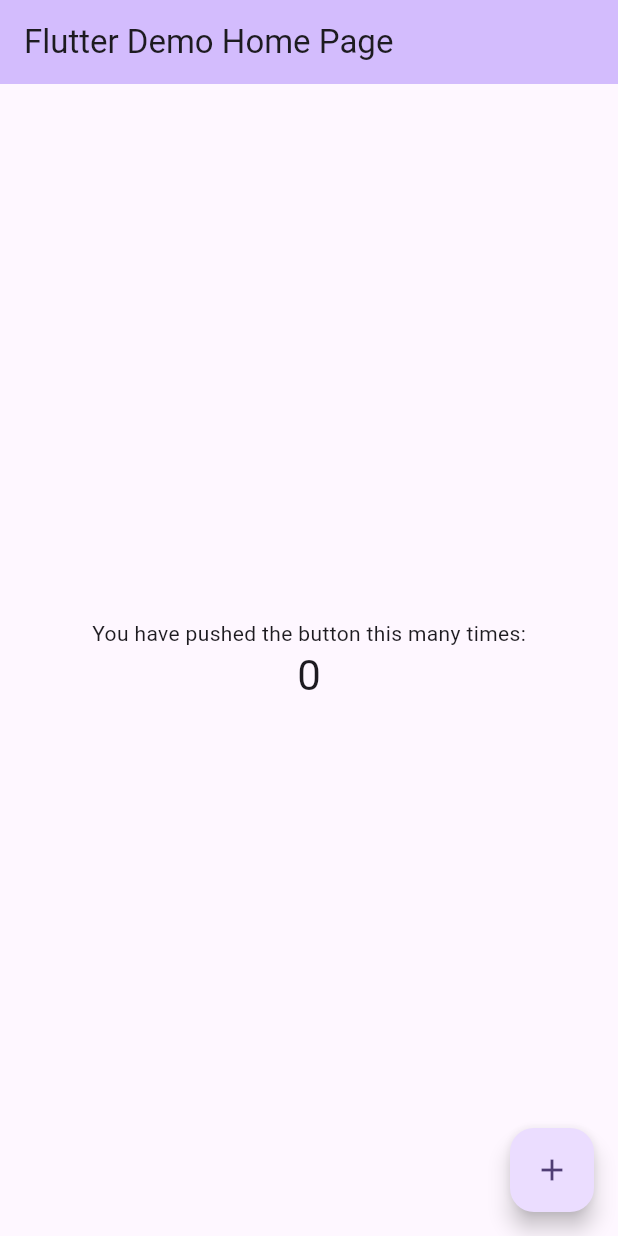
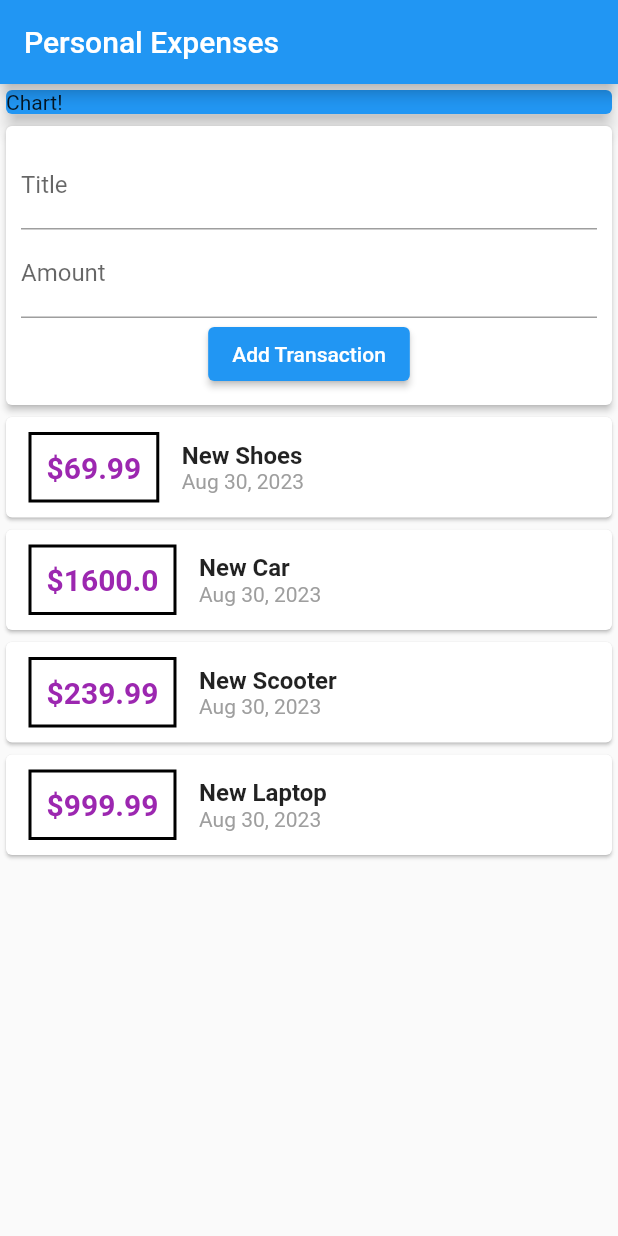
Before and after one commit to Kirill-Streltsov/personal_expenses, a Flutter app: the screen it shows after launch, on a phone screen of 412 x 824 dp. Run offline on Flutter 3.47's test engine with Material 2 defaults, Android fonts, the phone set to English and light mode, and no system bars.

Commit message:
added date formatting, made ui a bit better overall

```diff
--- a/analysis_options.yaml
+++ b/analysis_options.yaml
@@ -10,6 +10,7 @@
 include: package:flutter_lints/flutter.yaml
 
 linter:
+
   # The lint rules applied to this project can be customized in the
   # section below to disable rules from the `package:flutter_lints/flutter.yaml`
   # included above or to enable additional rules. A list of all available lints
--- a/lib/main.dart
+++ b/lib/main.dart
@@ -1,4 +1,8 @@
 import 'package:flutter/material.dart';
+
+import './transaction.dart';
+
+import 'package:intl/intl.dart';
 
 void main() {
   runApp(const MyApp());
@@ -7,119 +11,109 @@ void main() {
 class MyApp extends StatelessWidget {
   const MyApp({super.key});
 
-  // This widget is the root of your application.
   @override
   Widget build(BuildContext context) {
     return MaterialApp(
-      title: 'Flutter Demo',
-      theme: ThemeData(
-        // This is the theme of your application.
-        //
-        // TRY THIS: Try running your application with "flutter run". You'll see
-        // the application has a blue toolbar. Then, without quitting the app,
-        // try changing the seedColor in the colorScheme below to Colors.green
-        // and then invoke "hot reload" (save your changes or press the "hot
-        // reload" button in a Flutter-supported IDE, or press "r" if you used
-        // the command line to start the app).
-        //
-        // Notice that the counter didn't reset back to zero; the application
-        // state is not lost during the reload. To reset the state, use hot
-        // restart instead.
-        //
-        // This works for code too, not just values: Most code changes can be
-        // tested with just a hot reload.
-        colorScheme: ColorScheme.fromSeed(seedColor: Colors.deepPurple),
-        useMaterial3: true,
-      ),
-      home: const MyHomePage(title: 'Flutter Demo Home Page'),
+      title: 'Personal Expenses',
+      home: PersonalExpensesHomePage(),
     );
   }
 }
 
-class MyHomePage extends StatefulWidget {
-  const MyHomePage({super.key, required this.title});
+class PersonalExpensesHomePage extends StatelessWidget {
+  PersonalExpensesHomePage({super.key});
 
-  // This widget is the home page of your application. It is stateful, meaning
-  // that it has a State object (defined below) that contains fields that affect
-  // how it looks.
-
-  // This class is the configuration for the state. It holds the values (in this
-  // case the title) provided by the parent (in this case the App widget) and
-  // used by the build method of the State. Fields in a Widget subclass are
-  // always marked "final".
-
-  final String title;
-
-  @override
-  State<MyHomePage> createState() => _MyHomePageState();
-}
-
-class _MyHomePageState extends State<MyHomePage> {
-  int _counter = 0;
-
-  void _incrementCounter() {
-    setState(() {
-      // This call to setState tells the Flutter framework that something has
-      // changed in this State, which causes it to rerun the build method below
-      // so that the display can reflect the updated values. If we changed
-      // _counter without calling setState(), then the build method would not be
-      // called again, and so nothing would appear to happen.
-      _counter++;
-    });
-  }
+  final List<Transaction> transactions = [
+    Transaction(
+        id: 't1', title: 'New Shoes', amount: 69.99, date: DateTime.now()),
+    Transaction(id: 't2', title: 'New Car', amount: 1600, date: DateTime.now()),
+    Transaction(
+        id: 't3', title: 'New Scooter', amount: 239.99, date: DateTime.now()),
+    Transaction(
+        id: 't4', title: 'New Laptop', amount: 999.99, date: DateTime.now()),
+  ];
 
   @override
   Widget build(BuildContext context) {
-    // This method is rerun every time setState is called, for instance as done
-    // by the _incrementCounter method above.
-    //
-    // The Flutter framework has been optimized to make rerunning build methods
-    // fast, so that you can just rebuild anything that needs updating rather
-    // than having to individually change instances of widgets.
     return Scaffold(
       appBar: AppBar(
-        // TRY THIS: Try changing the color here to a specific color (to
-        // Colors.amber, perhaps?) and trigger a hot reload to see the AppBar
-        // change color while the other colors stay the same.
-        backgroundColor: Theme.of(context).colorScheme.inversePrimary,
-        // Here we take the value from the MyHomePage object that was created by
-        // the App.build method, and use it to set our appbar title.
-        title: Text(widget.title),
+        title: const Text('Personal Expenses'),
       ),
-      body: Center(
-        // Center is a layout widget. It takes a single child and positions it
-        // in the middle of the parent.
-        child: Column(
-          // Column is also a layout widget. It takes a list of children and
-          // arranges them vertically. By default, it sizes itself to fit its
-          // children horizontally, and tries to be as tall as its parent.
-          //
-          // Column has various properties to control how it sizes itself and
-          // how it positions its children. Here we use mainAxisAlignment to
-          // center the children vertically; the main axis here is the vertical
-          // axis because Columns are vertical (the cross axis would be
-          // horizontal).
-          //
-          // TRY THIS: Invoke "debug painting" (choose the "Toggle Debug Paint"
-          // action in the IDE, or press "p" in the console), to see the
-          // wireframe for each widget.
-          mainAxisAlignment: MainAxisAlignment.center,
-          children: <Widget>[
-            const Text(
-              'You have pushed the button this many times:',
+      body: Column(
+        crossAxisAlignment: CrossAxisAlignment.stretch,
+        children: <Widget>[
+          Container(
+            width: double.infinity,
+            child: const Card(
+              color: Colors.blue,
+              elevation: 5,
+              child: Text('Chart!'),
             ),
-            Text(
-              '$_counter',
-              style: Theme.of(context).textTheme.headlineMedium,
+          ),
+          Card(
+            elevation: 2,
+            child: Container(
+              padding: const EdgeInsets.all(10),
+              child: Column(
+                children: <Widget>[
+                  TextField(
+                    decoration: InputDecoration(labelText: 'Title'),
+                  ),
+                  TextField(
+                    decoration: InputDecoration(labelText: 'Amount'),
+                  ),
+                  ElevatedButton (
+                    child: Text('Add Transaction'),
+                    onPressed: () {},
+                  ),
+                ],
+              ),
             ),
-          ],
-        ),
+          ),
+          Column(
+              children: transactions.map((transaction) {
+            return Card(
+                child: Row(children: <Widget>[
+              Container(
+                margin:
+                    const EdgeInsets.symmetric(vertical: 10, horizontal: 15),
+                decoration: BoxDecoration(
+                  border: Border.all(
+                    color: Colors.black,
+                    width: 2,
+                  ),
+                ),
+                padding: const EdgeInsets.all(10),
+                child: Text(
+                  '\$${transaction.amount}',
+                  style: const TextStyle(
+                    fontWeight: FontWeight.bold,
+                    fontSize: 20,
+                    color: Colors.purple,
+                  ),
+                ),
+              ),
+              Column(
+                  crossAxisAlignment: CrossAxisAlignment.start,
+                  children: <Widget>[
+                    Text(
+                      transaction.title,
+                      style: const TextStyle(
+                        fontWeight: FontWeight.bold,
+                        fontSize: 16,
+                      ),
+                    ),
+                    Text(
+                      DateFormat.yMMMd().format(transaction.date),
+                      style: const TextStyle(
+                        color: Colors.grey,
+                      ),
+                    ),
+                  ])
+            ]));
+          }).toList())
+        ],
       ),
-      floatingActionButton: FloatingActionButton(
-        onPressed: _incrementCounter,
-        tooltip: 'Increment',
-        child: const Icon(Icons.add),
-      ), // This trailing comma makes auto-formatting nicer for build methods.
     );
   }
 }
--- /dev/null
+++ b/lib/transaction.dart
@@ -0,0 +1,12 @@
+class Transaction {
+  final String id;
+  final String title;
+  final double amount;
+  final DateTime date;
+
+  Transaction(
+      {required this.id,
+      required this.title,
+      required this.amount,
+      required this.date});
+}
--- a/pubspec.yaml
+++ b/pubspec.yaml
@@ -30,6 +30,8 @@ environment:
 dependencies:
   flutter:
     sdk: flutter
+
+  intl: ^0.18.1
 
 
   # The following adds the Cupertino Icons font to your application.
```
Also changed, not shown: pubspec.lock.
